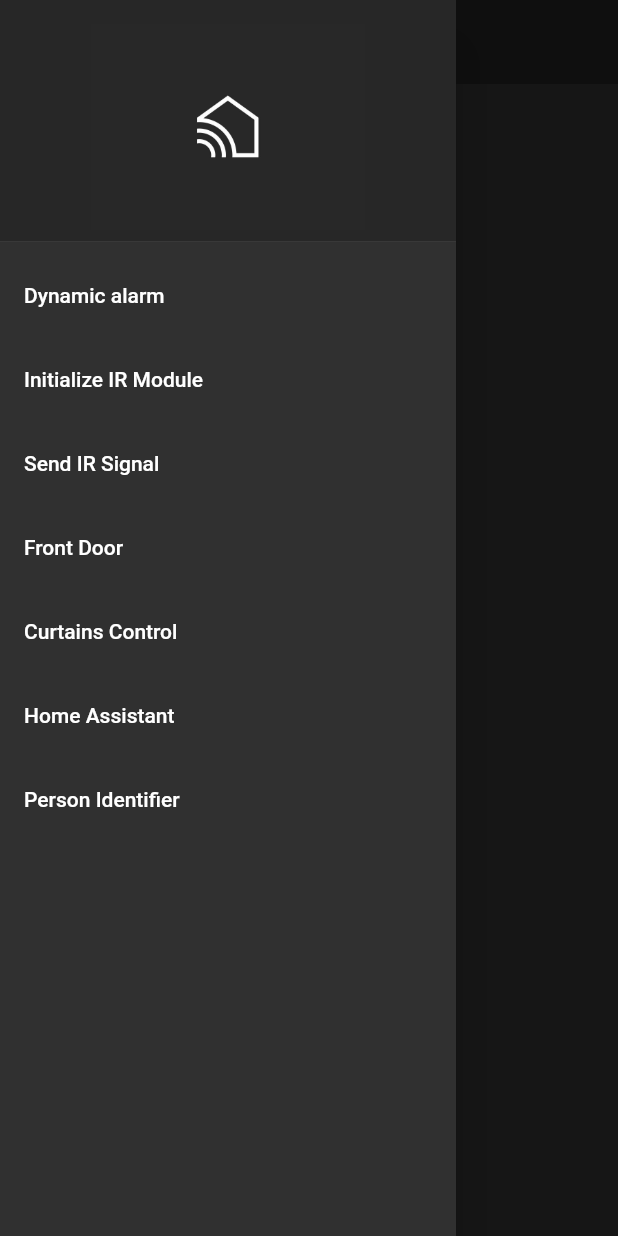
After one commit to HazemIbrahim98/smart_home, a Flutter app: the PersonPage screen opened by its route, with the side drawer open, on a phone screen of 412 x 824 dp. The commit adds this screen. Run offline on Flutter 3.47's test engine with Material 2 defaults, Android fonts, the phone set to English and light mode, and no system bars; our stand-ins replace date_time_picker, flutter_local_notifications, fluttertoast, google_maps_flutter; missing offline and left inert: ez_mqtt_client, flutter_vlc_player, flutter_webview_plugin, google_map_location_picker; network calls fail; Roboto replaces fonts that are missing (OpenSans).

Commit message:
Added Person.dart

```diff
--- a/lib/main.dart
+++ b/lib/main.dart
@@ -1,5 +1,6 @@
 import 'package:flutter/material.dart';
 import 'package:smart_home/curtains_page.dart';
+import 'package:smart_home/person.dart';
 import 'package:smart_home/door_page.dart';
 import 'package:smart_home/my_reused_widgets.dart';
 import 'package:smart_home/remote_page.dart';
@@ -33,7 +34,7 @@ Future<void> subscribe(String topic) async {
 }
 
 void main() {
-  initMQTT();
+  //initMQTT();
   runApp(MyApp());
 }
 
@@ -53,6 +54,7 @@ class MyApp extends StatelessWidget {
         'Send IR Page': (context) => SafeArea(child: RemotePage()),
         'Door Page': (context) => SafeArea(child: DoorPage()),
         'Curtains Page': (context) => SafeArea(child: CurtainsPage()),
+        'Person Page': (context) => SafeArea(child: PersonPage()),
       },
       home: HomePage(),
     );
--- a/lib/my_reused_widgets.dart
+++ b/lib/my_reused_widgets.dart
@@ -78,6 +78,16 @@ Widget myDrawer(BuildContext context) {
               Navigator.pop(context);
 
             Navigator.pushNamed(context, 'Webpage');
+          },
+        ),
+        ListTile(
+          title: Text('Person Identifier'),
+          onTap: () {
+            Navigator.pop(context);
+            if (ModalRoute.of(context).settings.name != '/')
+              Navigator.pop(context);
+
+            Navigator.pushNamed(context, 'Person Page');
           },
         ),
       ],
--- /dev/null
+++ b/lib/person.dart
@@ -0,0 +1,33 @@
+import 'package:flutter/material.dart';
+import 'package:smart_home/my_reused_widgets.dart';
+import 'package:http/http.dart' as http;
+
+class PersonPage extends StatefulWidget {
+  @override
+  _PersonPageState createState() => _PersonPageState();
+}
+
+class _PersonPageState extends State<PersonPage> {
+  Future<void> ThisisTest() async {
+    var url = Uri.parse('//192.168.1.10/images/backpackman.jpg');
+    try {
+      var response = await http.get(url);
+      print(response);
+    } catch (e) {
+      print(e.toString());
+    }
+  }
+
+  @override
+  void initState() {
+    super.initState();
+    ThisisTest();
+  }
+
+  Widget build(BuildContext context) {
+    return Scaffold(
+      appBar: myAppbar(context, 'Initialize IR Module'),
+      drawer: myDrawer(context),
+    );
+  }
+}
--- a/pubspec.yaml
+++ b/pubspec.yaml
@@ -26,6 +26,7 @@ dependencies:
   intl: ^0.17.0
   flutter_native_splash: ^0.3.0
   flutter_launcher_icons: "^0.8.0"
+  http:
 
 
 dev_dependencies:
```
Also changed, not shown: pubspec.lock.
